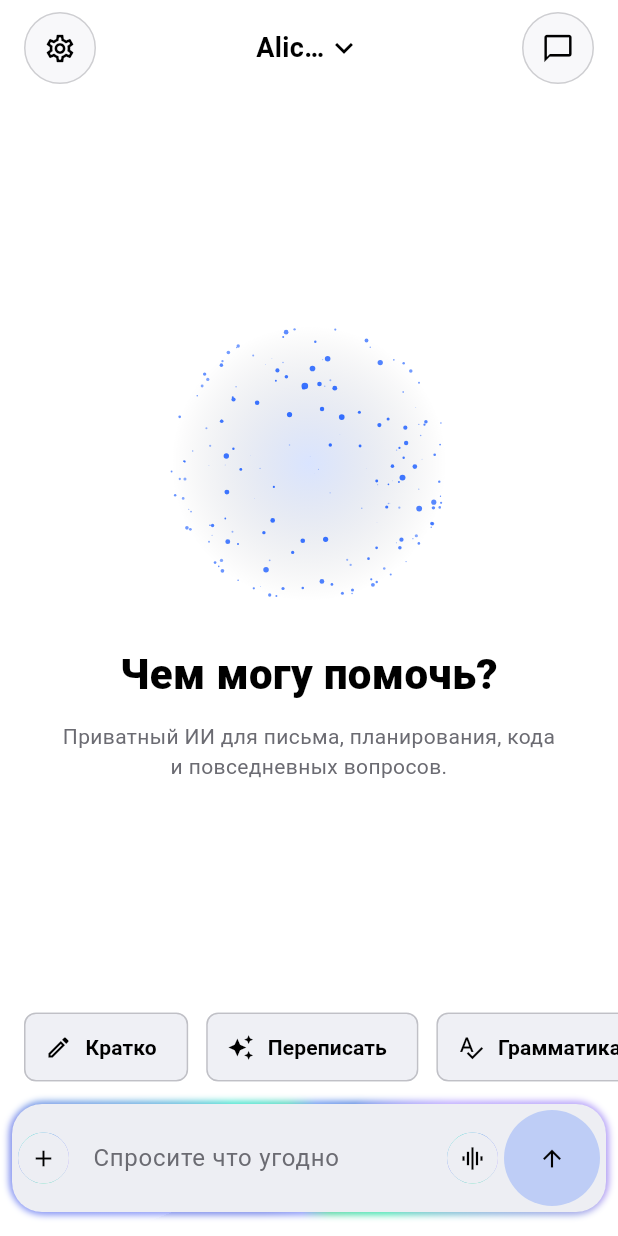
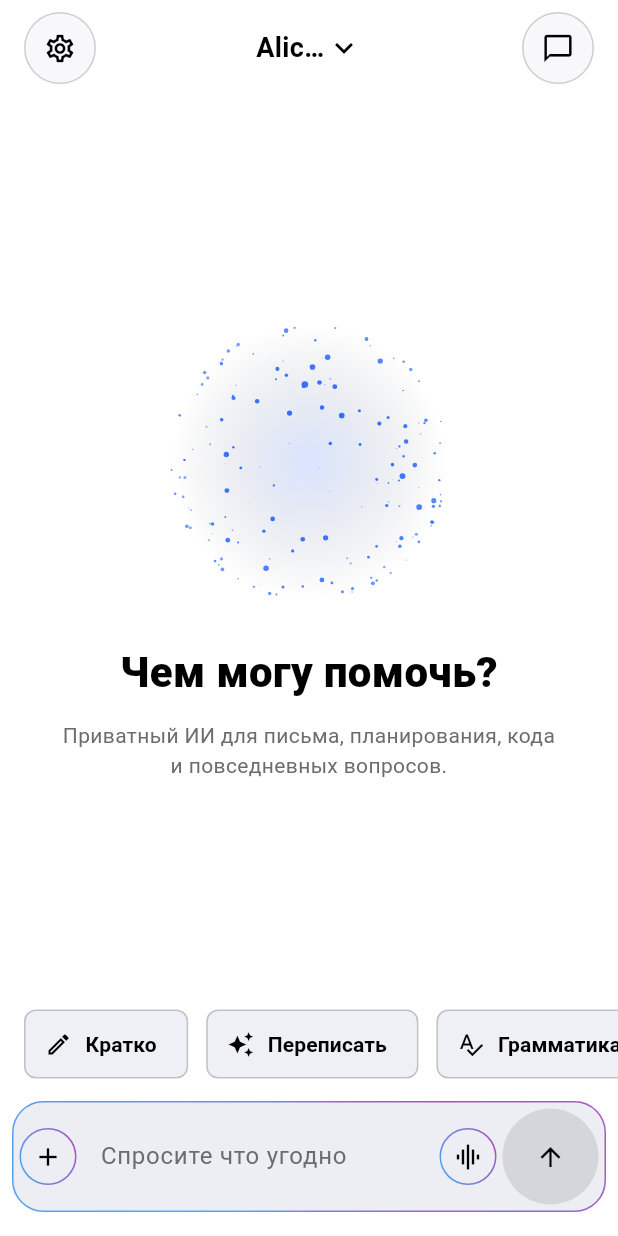
Before and after one commit to kekw2077/mirai, a Flutter app: the screen it shows after launch, after a tap on the "settings" icon, on a phone screen of 412 x 824 dp. Run offline on Flutter 3.47's test engine with Material 3 defaults, Android fonts, the phone set to English and light mode, and no system bars; our stand-ins replace file_picker, image_picker, shared_preferences, speech_to_text; network calls fail.

Commit message:
Restyle input bar gradient border to match design reference
- Simplify GradientBorderPainter to a plain blue->purple sweep gradient
  instead of the glowy multi-color teal/purple version.
- Stop deflating the stroke rect: centering it on the full bounds (with
  AnimatedBorder reserving strokeWidth/2 of padding) lets half the
  stroke bleed past the opaque fill, which is what actually makes the
  ring visible instead of being hidden entirely behind the button/bar
  background.
- Send button uses a neutral light overlay instead of a blue tint to
  match the reference look.

Co-Authored-By: Claude Sonnet 4.6 <noreply@anthropic.com>

```diff
--- a/test1/lib/main.dart
+++ b/test1/lib/main.dart
@@ -1195,100 +1195,38 @@ class GradientBorderPainter extends CustomPainter {
   final Animation<double> animation;
   final double radius;
   final double strokeWidth;
-  final bool highQuality;
   final bool enabled;
 
   GradientBorderPainter({
     required this.animation,
     this.radius = 30,
     this.strokeWidth = 2,
-    this.highQuality = false,
     this.enabled = true,
   }) : super(repaint: animation);
-
-  static const _baseColors = [
-    Color(0xFF7C8CF8),
-    Color(0xFF2FE0C8),
-    Color(0xFF5B8DEF),
-    Color(0xFFB39DFF),
-    Color(0xFF2FE0A8),
-    Color(0xFF7C8CF8),
-  ];
-
-  static const _hqColors = [
-    Color(0xFF7C8CF8),
-    Color(0xFF6B7DE8),
-    Color(0xFF2FE0C8),
-    Color(0xFF3FD0B8),
-    Color(0xFF5B8DEF),
-    Color(0xFF4B7DDF),
-    Color(0xFFB39DFF),
-    Color(0xFFA38DEF),
-    Color(0xFF2FE0A8),
-    Color(0xFF3FD098),
-    Color(0xFF7C8CF8),
-    Color(0xFF6B7DE8),
-  ];
 
   @override
   void paint(Canvas canvas, Size size) {
     if (size.isEmpty || !enabled) return;
     final rect = Offset.zero & size;
 
-    final colors = highQuality ? _hqColors : _baseColors;
-    final stops = highQuality
-        ? [0.0, 0.08, 0.16, 0.25, 0.33, 0.42, 0.5, 0.58, 0.66, 0.75, 0.83, 0.92]
-        : null;
-
-    final sweep = SweepGradient(
-      colors: colors,
-      stops: stops,
+    final paint = Paint()
+      ..shader = SweepGradient(
+        colors: [
+          Colors.blue.withValues(alpha: 0.8),
+          Colors.purple.withValues(alpha: 0.8),
+          Colors.blue.withValues(alpha: 0.8),
+        ],
         transform: GradientRotation(animation.value * 2 * math.pi),
-    );
-
-    if (highQuality) {
-      // Внешнее свечение
-      final outerGlow = Paint()
-        ..shader = sweep.createShader(rect)
-        ..style = PaintingStyle.stroke
-        ..strokeWidth = strokeWidth * 2.5
-        ..strokeCap = StrokeCap.round
-        ..strokeJoin = StrokeJoin.round
-        ..isAntiAlias = true
-        ..filterQuality = FilterQuality.high
-        ..maskFilter = MaskFilter.blur(BlurStyle.normal, strokeWidth * 1.2);
-
-      final rrect = RRect.fromRectAndRadius(rect.deflate(strokeWidth / 2), Radius.circular(radius));
-      canvas.drawRRect(rrect, outerGlow);
-    }
-
-    // Основная линия
-    final mainPaint = Paint()
-      ..shader = sweep.createShader(rect)
+      ).createShader(rect)
       ..style = PaintingStyle.stroke
       ..strokeWidth = strokeWidth
-      ..strokeCap = StrokeCap.round
-      ..strokeJoin = StrokeJoin.round
-      ..isAntiAlias = true
-      ..filterQuality = highQuality ? FilterQuality.high : FilterQuality.medium;
-
-    final rrect = RRect.fromRectAndRadius(rect.deflate(strokeWidth / 2), Radius.circular(radius));
-    canvas.drawRRect(rrect, mainPaint);
-
-    if (highQuality) {
-      // Внутреннее свечение
-      final innerGlow = Paint()
-        ..shader = sweep.createShader(rect)
-        ..style = PaintingStyle.stroke
-        ..strokeWidth = strokeWidth * 0.4
-        ..strokeCap = StrokeCap.round
-        ..strokeJoin = StrokeJoin.round
-        ..isAntiAlias = true
-        ..filterQuality = FilterQuality.high
-        ..maskFilter = const MaskFilter.blur(BlurStyle.inner, 0.8);
-
-      canvas.drawRRect(rrect, innerGlow);
-    }
+      ..isAntiAlias = true;
+
+    // Stroke is centered on the full bounds (not inset), so half of it
+    // bleeds outside the canvas where the opaque child can't cover it —
+    // that's the only part of the ring that ends up visible.
+    final rrect = RRect.fromRectAndRadius(rect, Radius.circular(radius));
+    canvas.drawRRect(rrect, paint);
   }
 
   @override
@@ -1299,7 +1237,6 @@ class AnimatedBorder extends StatefulWidget {
   final Widget child;
   final double radius;
   final double strokeWidth;
-  final bool highQuality;
   final bool enabled;
 
   const AnimatedBorder({
@@ -1307,7 +1244,6 @@ class AnimatedBorder extends StatefulWidget {
     required this.child,
     this.radius = 28,
     this.strokeWidth = 2,
-    this.highQuality = false,
     this.enabled = true,
   });
 
@@ -1349,15 +1285,19 @@ class _AnimatedBorderState extends State<AnimatedBorder>
       );
     }
     return RepaintBoundary(
+      child: Padding(
+        // Reserves room for the half of the stroke that bleeds outside the
+        // painted bounds (see GradientBorderPainter) so it isn't clipped.
+        padding: EdgeInsets.all(widget.strokeWidth / 2),
         child: CustomPaint(
           painter: GradientBorderPainter(
             animation: _ctrl,
             radius: widget.radius,
             strokeWidth: widget.strokeWidth,
-          highQuality: widget.highQuality,
             enabled: widget.enabled,
           ),
           child: widget.child,
+        ),
       ),
     );
   }
@@ -1801,8 +1741,7 @@ class _ChatScreenState extends State<ChatScreen> {
       padding: const EdgeInsets.fromLTRB(8, 10, 8, 16),
       child: AnimatedBorder(
         radius: 20,
-        strokeWidth: 2.2,
-        highQuality: true,
+        strokeWidth: 2,
         child: Container(
           decoration: BoxDecoration(
             color: _card(context),
@@ -1862,15 +1801,12 @@ class _ChatScreenState extends State<ChatScreen> {
                       padding: const EdgeInsets.all(8),
                       decoration: BoxDecoration(
                         shape: BoxShape.circle,
-                        color: Theme.of(context)
-                            .colorScheme
-                            .primary
-                            .withValues(alpha: 0.25),
+                        color: _txt(context).withValues(alpha: 0.1),
                       ),
                       child: IconButton(
                         onPressed: () => _send(),
                         icon: Icon(Icons.arrow_upward, color: _txt(context)),
-                        iconSize: 18,
+                        iconSize: 20,
                         padding: EdgeInsets.zero,
                         constraints: const BoxConstraints(),
                       ),
@@ -1886,7 +1822,6 @@ class _ChatScreenState extends State<ChatScreen> {
     return AnimatedBorder(
       radius: 20,
       strokeWidth: 2,
-      highQuality: false,
       child: Material(
         color: Colors.transparent,
         child: InkWell(
@@ -1898,7 +1833,7 @@ class _ChatScreenState extends State<ChatScreen> {
               color: _card(context),
               shape: BoxShape.circle,
             ),
-            child: Icon(icon, color: _txt(context), size: 18),
+            child: Icon(icon, color: _txt(context), size: 20),
           ),
         ),
       ),
```
Lines whose indentation alone changed are shown as unchanged.
